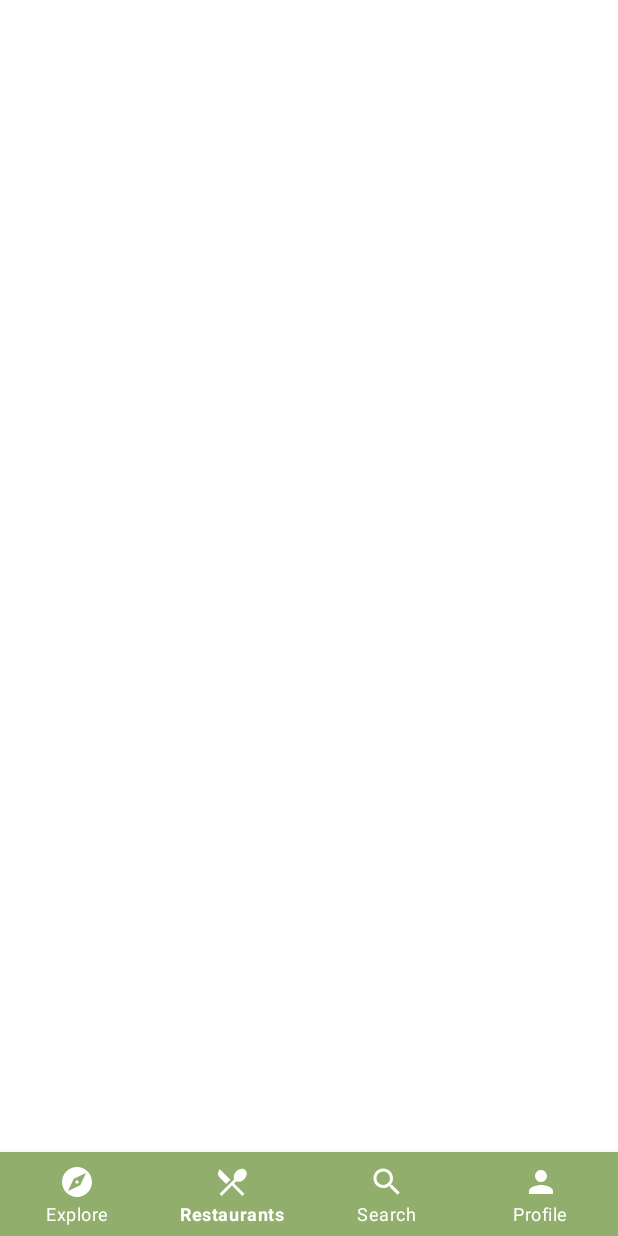
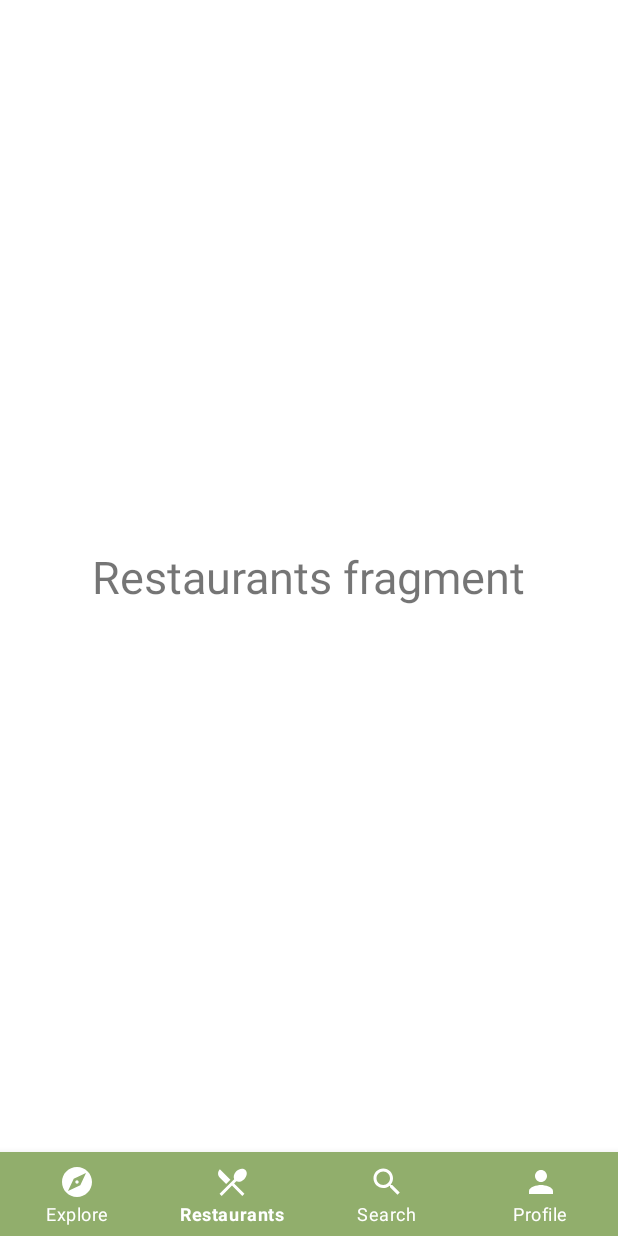
Before and after one commit to Juandr0/Fooddelivery, an Android app: the screen it shows after launch (FragmentMenuActivity), item 2 of the bottom bar chosen, on a phone screen of 412 x 824 dp. Run offline under Robolectric (Android 15) with nearby library versions, the phone set to English and light mode, and no system bars.

Commit message:
The layouy fragments are now tied to their repective icon in the navigationbar through a replace-fragment function. Added constraints layouts into the fragment layout files for easier management of layouts later on.

```diff
--- a/app/build.gradle
+++ b/app/build.gradle
@@ -16,12 +16,14 @@ android {
         testInstrumentationRunner "androidx.test.runner.AndroidJUnitRunner"
     }
 
+
     buildTypes {
         release {
             minifyEnabled false
             proguardFiles getDefaultProguardFile('proguard-android-optimize.txt'), 'proguard-rules.pro'
         }
     }
+
     compileOptions {
         sourceCompatibility JavaVersion.VERSION_1_8
         targetCompatibility JavaVersion.VERSION_1_8
--- a/app/src/main/java/com/example/fooddeliveryproject/FragmentMenuActivity.kt
+++ b/app/src/main/java/com/example/fooddeliveryproject/FragmentMenuActivity.kt
@@ -2,10 +2,46 @@ package com.example.fooddeliveryproject
 
 import androidx.appcompat.app.AppCompatActivity
 import android.os.Bundle
+import androidx.fragment.app.Fragment
+import com.google.android.material.bottomnavigation.BottomNavigationView
+import fragment.ExploreFragment
+import fragment.ProfileFragment
+import fragment.RestaurantsFragment
+import fragment.SearchFragment
 
 class FragmentMenuActivity : AppCompatActivity() {
+
+    private val exploreFragment = ExploreFragment()
+    private val restaurantsFragment = RestaurantsFragment()
+    private val searchFragment = SearchFragment()
+    private val profileFragment = ProfileFragment()
+
+    private lateinit var navigationMenu : BottomNavigationView
+
+
     override fun onCreate(savedInstanceState: Bundle?) {
         super.onCreate(savedInstanceState)
         setContentView(R.layout.activity_fragment_menu)
+        navigationMenu = findViewById(R.id.navigationbar)
+
+        setCurrentFragment(exploreFragment)
+
+        navigationMenu.setOnItemSelectedListener{
+            when(it.itemId) {
+                R.id.ic_explore -> setCurrentFragment(exploreFragment)
+                R.id.ic_restaurants -> setCurrentFragment(restaurantsFragment)
+                R.id.ic_search -> setCurrentFragment(searchFragment)
+                R.id.ic_profile -> setCurrentFragment(profileFragment)
+            }
+            true
+        }
+
+    }
+
+    private fun setCurrentFragment(fragment : Fragment){
+            val transaction = supportFragmentManager.beginTransaction()
+            transaction.replace(R.id.fragment_container, fragment)
+            transaction.commit()
+
     }
 }
--- a/app/src/main/res/layout/activity_fragment_menu.xml
+++ b/app/src/main/res/layout/activity_fragment_menu.xml
@@ -5,6 +5,15 @@
     android:layout_width="match_parent"
     android:layout_height="match_parent"
     tools:context=".FragmentMenuActivity">
+
+    <FrameLayout
+        android:id="@+id/fragment_container"
+        android:layout_width="match_parent"
+        android:layout_height="0dp"
+        app:layout_constraintBottom_toTopOf="@+id/navigationbar"
+        app:layout_constraintEnd_toEndOf="parent"
+        app:layout_constraintStart_toStartOf="parent"
+        app:layout_constraintTop_toTopOf="parent" />
 
     <com.google.android.material.bottomnavigation.BottomNavigationView
         android:id="@+id/navigationbar"
@@ -20,12 +29,5 @@
         app:labelVisibilityMode="labeled"
         app:menu="@menu/menu" />
 
-    <FrameLayout
-        android:id="@+id/fragment_container"
-        android:layout_width="match_parent"
-        android:layout_height="0dp"
-        app:layout_constraintBottom_toTopOf="@+id/navigationbar"
-        app:layout_constraintEnd_toEndOf="parent"
-        app:layout_constraintStart_toStartOf="parent"
-        app:layout_constraintTop_toTopOf="parent" />
+
 </androidx.constraintlayout.widget.ConstraintLayout>
--- a/app/src/main/res/layout/fragment_restaurants.xml
+++ b/app/src/main/res/layout/fragment_restaurants.xml
@@ -1,13 +1,26 @@
 <FrameLayout xmlns:android="http://schemas.android.com/apk/res/android"
-    xmlns:tools="http://schemas.android.com/tools"
+xmlns:app="http://schemas.android.com/apk/res-auto"
+xmlns:tools="http://schemas.android.com/tools"
+android:layout_width="match_parent"
+android:layout_height="match_parent"
+tools:context="fragment.RestaurantsFragment">
+
+<!-- TODO: Update blank fragment layout -->
+<androidx.constraintlayout.widget.ConstraintLayout
     android:layout_width="match_parent"
-    android:layout_height="match_parent"
-    tools:context="fragment.RestaurantsFragment">
+    android:layout_height="match_parent">
 
-    <!-- TODO: Update blank fragment layout -->
     <TextView
-        android:layout_width="match_parent"
-        android:layout_height="match_parent"
-        android:text="@string/hello_blank_fragment" />
+        android:layout_width="wrap_content"
+        android:layout_height="wrap_content"
+        android:text="Restaurants fragment"
+        android:textSize="30sp"
+        app:layout_constraintBottom_toBottomOf="parent"
+        app:layout_constraintEnd_toEndOf="parent"
+        app:layout_constraintHorizontal_bias="0.5"
+        app:layout_constraintStart_toStartOf="parent"
+        app:layout_constraintTop_toTopOf="parent"  />
+
+</androidx.constraintlayout.widget.ConstraintLayout>
 
 </FrameLayout>
--- a/app/src/main/res/menu/menu.xml
+++ b/app/src/main/res/menu/menu.xml
@@ -17,7 +17,7 @@
         android:title="@string/search" />
 
     <item
-        android:id="@+id/profile"
+        android:id="@+id/ic_profile"
         android:icon="@drawable/ic_profile_black"
         android:title="@string/profile" />
 </menu>
```
Also changed, not shown: app/src/main/res/layout/fragment_explore.xml (+16 -3 lines), app/src/main/res/layout/fragment_profile.xml (+20 -7 lines), app/src/main/res/layout/fragment_search.xml (+20 -7 lines).
